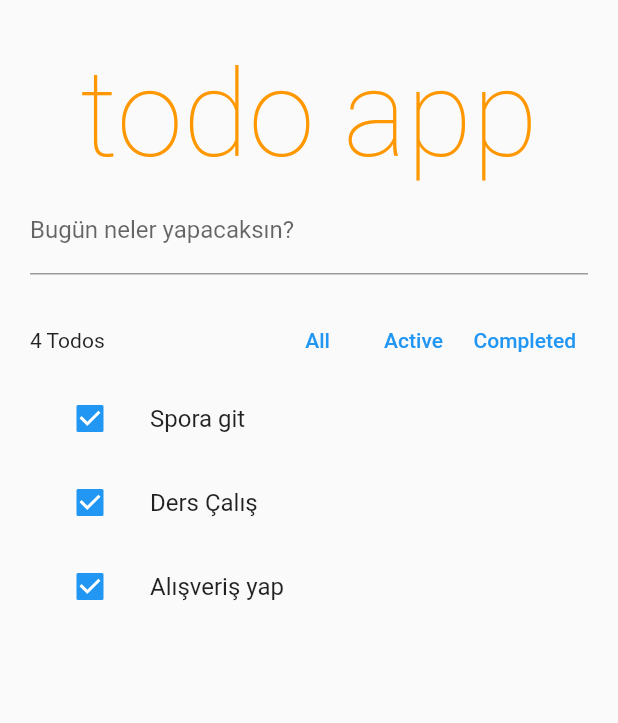
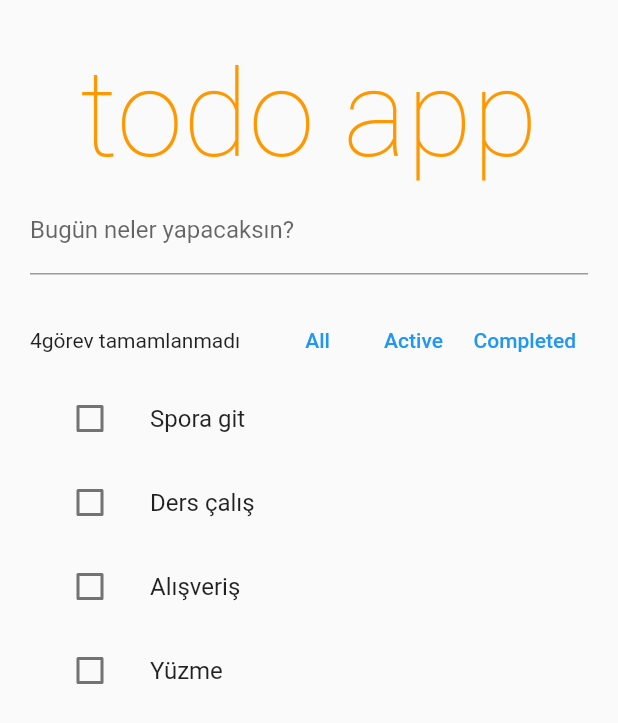
Before and after one commit to melikekizilcik/flutter-ToDoApp, a Flutter app: the screen it shows after launch, on a phone screen of 412 x 824 dp. Shown: the top 723 px of the screen. Run offline on Flutter 3.47's test engine with Material 2 defaults, Android fonts, the phone set to English and light mode, and no system bars; our stand-ins replace flutter_riverpod.

Commit message:
provider yapısı eklendi

```diff
--- a/todolist_app/lib/main.dart
+++ b/todolist_app/lib/main.dart
@@ -1,8 +1,9 @@
 import 'package:flutter/material.dart';
+import 'package:flutter_riverpod/flutter_riverpod.dart';
 import 'package:todolist_app/todo_app.dart';
 
 void main() {
-  runApp(const MyApp());
+  runApp(const ProviderScope(child: MyApp()));
 }
 
 class MyApp extends StatelessWidget {
@@ -10,7 +11,7 @@ class MyApp extends StatelessWidget {
 
   @override
   Widget build(BuildContext context) {
-    return  MaterialApp(
+    return MaterialApp(
       debugShowCheckedModeBanner: false,
       home: TodoApp(),
     );
--- /dev/null
+++ b/todolist_app/lib/providers/all_providers.dart
@@ -0,0 +1,14 @@
+import 'package:flutter_riverpod/flutter_riverpod.dart';
+import 'package:todolist_app/models/todo_model.dart';
+import 'package:todolist_app/providers/todo_list_manager.dart';
+import 'package:uuid/uuid.dart';
+
+final todoListProvider =
+    StateNotifierProvider<TodoListManager, List<TodoModel>>((ref) {
+  return TodoListManager([
+    TodoModel(id: Uuid().v4(), description: "Spora git"),
+    TodoModel(id: Uuid().v4(), description: "Ders çalış"),
+    TodoModel(id: Uuid().v4(), description: "Alışveriş"),
+    TodoModel(id: Uuid().v4(), description: "Yüzme"),
+  ]);
+});
--- a/todolist_app/lib/todo_app.dart
+++ b/todolist_app/lib/todo_app.dart
@@ -1,21 +1,19 @@
 import 'package:flutter/material.dart';
+import 'package:flutter_riverpod/flutter_riverpod.dart';
 import 'package:todolist_app/models/todo_model.dart';
+import 'package:todolist_app/providers/all_providers.dart';
 import 'package:todolist_app/widgets/title_widget.dart';
 import 'package:todolist_app/widgets/todo_list_item_widget.dart';
 import 'package:todolist_app/widgets/toolbar_widget.dart';
 import 'package:uuid/uuid.dart';
 
-class TodoApp extends StatelessWidget {
+class TodoApp extends ConsumerWidget {
   TodoApp({Key? key}) : super(key: key);
   final newTodoController = TextEditingController();
-  List<TodoModel> allTodos = [
-    TodoModel(id: const Uuid().v4(), description: "Spora git"),
-    TodoModel(id: const Uuid().v4(), description: "Ders Çalış"),
-    TodoModel(id: const Uuid().v4(), description: "Alışveriş yap")
-  ];
 
   @override
-  Widget build(BuildContext context) {
+  Widget build(BuildContext context, WidgetRef ref) {
+    var allTodos = ref.watch(todoListProvider);
     return Scaffold(
         body: ListView(
       padding: const EdgeInsets.symmetric(horizontal: 20, vertical: 30),
@@ -25,7 +23,7 @@ class TodoApp extends StatelessWidget {
             controller: newTodoController,
             decoration: InputDecoration(labelText: "Bugün neler yapacaksın?"),
             onSubmitted: (newTodo) {
-              debugPrint("şunu ekle $newTodo");
+              ref.read(todoListProvider.notifier).addTodo(newTodo);
             }),
         const SizedBox(
           height: 20,
@@ -34,8 +32,8 @@ class TodoApp extends StatelessWidget {
         for (var i = 0; i < allTodos.length; i++)
           Dismissible(
               key: ValueKey(allTodos[i].id),
-              onDismissed: (_){
-
+              onDismissed: (_) {
+                ref.read(todoListProvider.notifier).remove(allTodos[i]);
               },
               child: TodoListItemWidget(item: allTodos[i])),
       ],
--- a/todolist_app/lib/widgets/todo_list_item_widget.dart
+++ b/todolist_app/lib/widgets/todo_list_item_widget.dart
@@ -1,20 +1,70 @@
 import 'package:flutter/material.dart';
+import 'package:flutter_riverpod/flutter_riverpod.dart';
 import 'package:todolist_app/models/todo_model.dart';
+import 'package:todolist_app/providers/all_providers.dart';
 
-class TodoListItemWidget extends StatelessWidget {
+class TodoListItemWidget extends ConsumerStatefulWidget {
   TodoModel item;
   TodoListItemWidget({Key? key, required, required TodoModel this.item})
       : super(key: key);
 
   @override
+  ConsumerState<ConsumerStatefulWidget> createState() =>
+      _TodoListItemWidgetState();
+}
+
+class _TodoListItemWidgetState extends ConsumerState<TodoListItemWidget> {
+  late FocusNode _textFocusNode;
+  late TextEditingController _textController;
+  bool _hasFocus = false;
+
+  @override
+  void initState() {
+    super.initState();
+    _textController = TextEditingController();
+    _textFocusNode = FocusNode();
+  }
+
+  @override
+  void dispose() {
+    _textFocusNode.dispose();
+    _textController.dispose();
+    super.dispose();
+  }
+
+  @override
   Widget build(BuildContext context) {
-    return ListTile(
-        leading: Checkbox(
-          value: true,
-          onChanged: (value) {
-            debugPrint(value.toString());
+    return Focus(
+      onFocusChange: (isFocus) {
+        if (!isFocus) {
+          setState(() {
+            _hasFocus = false;
+          });
+
+          ref.read(todoListProvider.notifier).edit(
+              id: widget.item.id, newDescription: _textController.text);
+        }
+      },
+      child: ListTile(
+          onTap: () {
+            setState(() {
+              _hasFocus = true;
+            });
+            _textFocusNode.requestFocus();
+            _textController.text = widget.item.description;
           },
-        ),
-        title: Text(item.description));
+          leading: Checkbox(
+            value: widget.item.completed,
+            onChanged: (value) {
+              ref.read(todoListProvider.notifier).toggle(widget.item.id);
+            },
+          ),
+          title: _hasFocus
+              ? TextField(
+                  controller: _textController,
+                  focusNode: _textFocusNode,
+                )
+              : Text(widget.item.description)),
+    );
   }
 }
--- a/todolist_app/lib/widgets/toolbar_widget.dart
+++ b/todolist_app/lib/widgets/toolbar_widget.dart
@@ -1,12 +1,24 @@
 import 'package:flutter/material.dart';
+import 'package:flutter_riverpod/flutter_riverpod.dart';
+import 'package:todolist_app/providers/all_providers.dart';
 
-class ToolBarWidget extends StatelessWidget {
+class ToolBarWidget extends ConsumerWidget {
   const ToolBarWidget({Key? key}) : super(key: key);
 
   @override
-  Widget build(BuildContext context) {
+  Widget build(BuildContext context, WidgetRef ref) {
+    int onCompletedTodoCount = ref
+        .watch(todoListProvider)
+        .where((element) => !element.completed)
+        .length;
     return Row(mainAxisAlignment: MainAxisAlignment.spaceBetween, children: [
-      Expanded(child: Text("4 Todos")),
+      Expanded(
+          child: Text(
+        onCompletedTodoCount == 0
+            ? "Tüm görevler tamamalandı"
+            : onCompletedTodoCount.toString() + "görev tamamlanmadı",
+        overflow: TextOverflow.ellipsis,
+      )),
       Tooltip(
         message: "All todos",
         child: TextButton(
```
Also changed, not shown: todolist_app/lib/providers/todo_list_manager.dart (added, +50 -0 lines).
